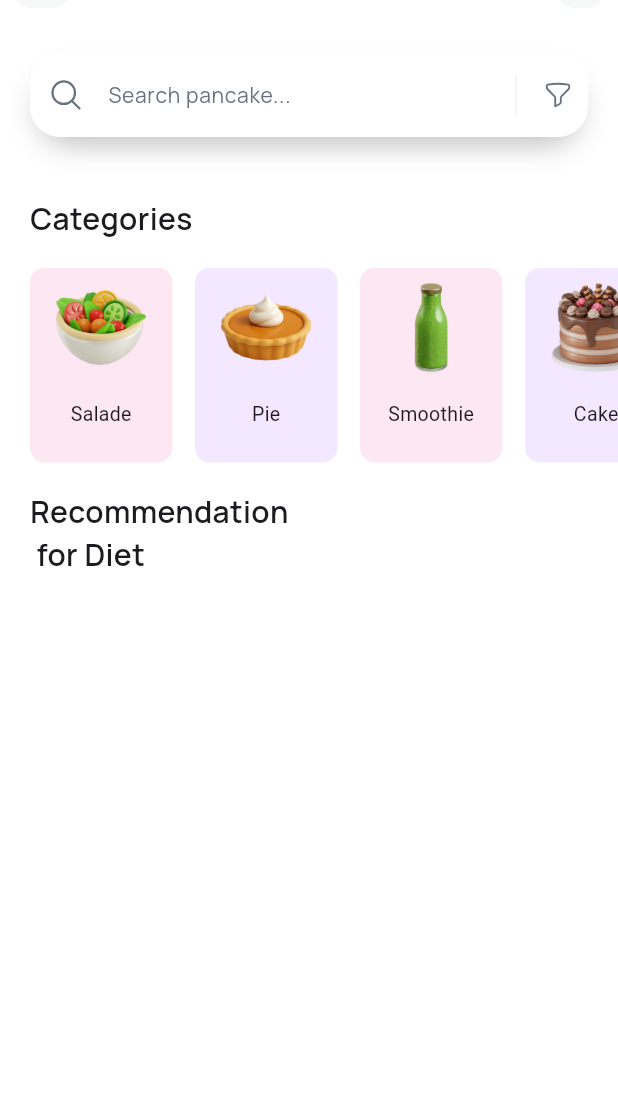
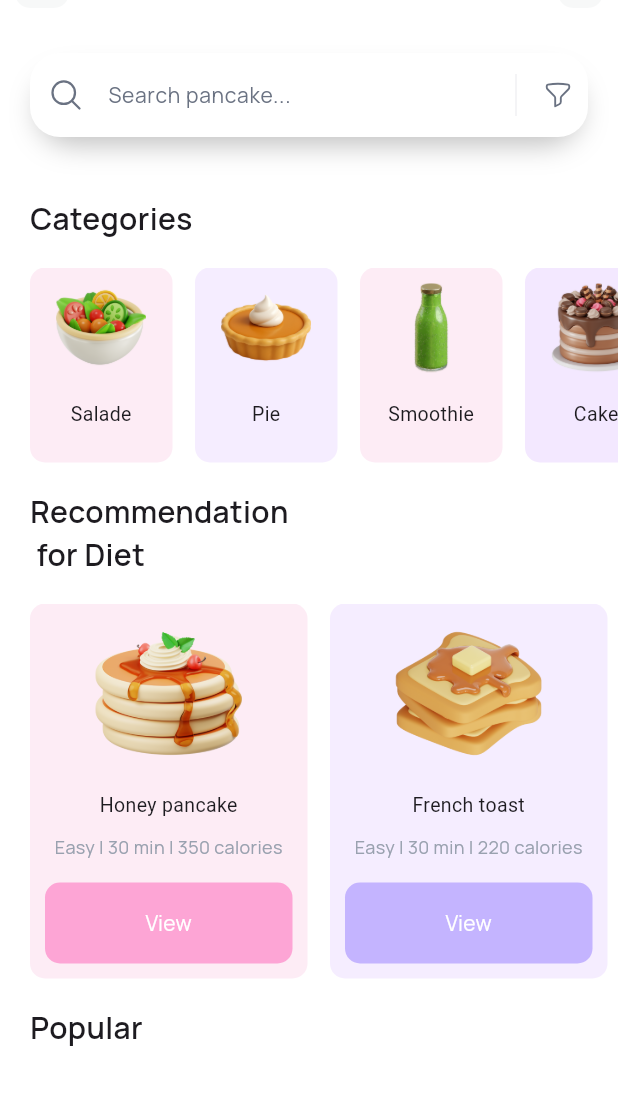
Before and after one commit to 1ynies/breakfast_screen, a Flutter app: the screen it shows after launch, on a phone screen of 412 x 824 dp, the part 61-1166 px from its top. Run offline on Flutter 3.47's test engine with Material 3 defaults, Android fonts, the phone set to English and light mode, and no system bars; our stand-ins replace flutter_svg, google_fonts.

Commit message:
diet reco done

```diff
--- a/lib/Widgets/recommendation_diet_widget.dart
+++ b/lib/Widgets/recommendation_diet_widget.dart
@@ -1,10 +1,10 @@
-import 'package:breakfast_app/models/category_model.dart';
 import 'package:breakfast_app/models/recommendation_model.dart';
 import 'package:flutter/material.dart';
+import 'package:google_fonts/google_fonts.dart';
 
 // --- Custom Widget for Each Item ---
 class RecommendationDietCard extends StatelessWidget {
-  final RecommendationModel recommendation  ;
+  final RecommendationModel recommendation;
 
   const RecommendationDietCard({super.key, required this.recommendation});
 
@@ -22,31 +22,68 @@ class RecommendationDietCard extends StatelessWidget {
         ),
 
         margin: const EdgeInsets.symmetric(horizontal: 7.5),
+        child: Column(
+          crossAxisAlignment: CrossAxisAlignment.stretch,
+          children: <Widget>[
+            Image.asset(recommendation.iconPath, width: 100, height: 100),
+            const SizedBox(height: 10),
+            Padding(
+              padding: const EdgeInsets.all(5.0),
+              child: Text(
+                recommendation.name,
+                textAlign: TextAlign.center,
+
+                style: const TextStyle(fontSize: 13),
+                maxLines: 1,
+              ),
+            ),
+
+            Padding(
+              padding: const EdgeInsets.all(5.0),
+              child: Text(
+                recommendation.info,
+                textAlign: TextAlign.center,
+                style: GoogleFonts.manrope(
+                  color: Color(0xFF99A1AF),
+                  fontSize: 12,
+                ),
+
+                maxLines: 1,
+              ),
+            ),
+            const SizedBox(height: 10),
+            Expanded(
               child: InkWell(
                 onTap: () {
                   // -- to be implemented later ---
                 },
-          child: Column(
-            crossAxisAlignment: CrossAxisAlignment.stretch,
-            children: <Widget>[
-              Image.asset(recommendation.iconPath, width: 80, height: 80),
-              const SizedBox(height: 10),
-              Padding(
-                padding: const EdgeInsets.all(8.0),
+                child: SizedBox(
+                  width: 100, // <-- Set your desired width here
+                  height: 10,
+                  child: Container(
+                    padding: EdgeInsets.symmetric(horizontal: 10.0),
+
+                    height: 10,
+                    alignment: Alignment.center,
+                    decoration: BoxDecoration(
+                      borderRadius: BorderRadius.circular(10),
+                      color: recommendation.buttonColor ?? Colors.white,
+                    ),
+
                     child: Text(
-                  recommendation.name,
                       textAlign: TextAlign.center,
-                  style: const TextStyle(
-
-                    fontSize: 13,
+                      'View',
+                      style: GoogleFonts.manrope(
+                        textStyle: TextStyle(color: Colors.white),
                       ),
-                  maxLines: 1,
+                    ),
+                  ),
+                ),
               ),
             ),
           ],
         ),
       ),
-      ),
     );
   }
 }
--- a/lib/home.dart
+++ b/lib/home.dart
@@ -14,10 +14,8 @@ class Homepage extends StatefulWidget {
 }
 
 class _HomepageState extends State<Homepage> {
-  // 1. State variable to hold the list of categories
   List<CategoryModel> categories = [];
 
-  // Function to fetch the data
   void _getCategories() {
     categories = CategoryModel.getCategories();
   }
@@ -29,8 +27,8 @@ class _HomepageState extends State<Homepage> {
 
   @override
   void initState() {
-    // 2. Initialize the data when the widget is created
     _getCategories();
+    _getRecommendations();
     super.initState();
   }
 
@@ -76,6 +74,21 @@ class _HomepageState extends State<Homepage> {
               ),
               const SizedBox(height: 18),
               _horizontalRecommendationDietList(),
+              const SizedBox(height: 18),
+              Padding(
+                padding: const EdgeInsets.only(left: 20),
+                child: Text(
+                  'Popular ',
+                  style: GoogleFonts.manrope(
+                    textStyle: const TextStyle(
+                      fontSize: 20,
+                      fontWeight: FontWeight.w600,
+                    ),
+                  ),
+                ),
+              ),
+              const SizedBox(height: 18),
+
             ],
           ),
         ],
@@ -103,12 +116,11 @@ class _HomepageState extends State<Homepage> {
   // -- Horizontal Recommendation Diet List --
   Widget _horizontalRecommendationDietList() {
     return SizedBox(
-      height: 200, // REQUIRED: Horizontal ListView must have a defined height
+      height: 250, // REQUIRED: Horizontal ListView must have a defined height
       child: ListView.builder(
         scrollDirection: Axis.horizontal, // This makes it scroll horizontally
         itemCount: recommendations.length,
         itemBuilder: (context, index) {
-          // Pass the single category object to the CategoryCard
           return RecommendationDietCard(recommendation: recommendations[index]);
         },
         // We only need padding on the outside edge now
--- a/lib/models/category_model.dart
+++ b/lib/models/category_model.dart
@@ -18,21 +18,21 @@ class CategoryModel {
       CategoryModel(
         title: 'Salade',
         iconPath: 'lib/assets/salade.png',
-        boxColor: const Color(0xFFFCE7F3),
+        boxColor: const Color(0xFFFCE7F3).withOpacity(0.8),
       ),
     );
     categories.add(
       CategoryModel(
         title: 'Pie',
         iconPath: 'lib/assets/pie.png',
-        boxColor: const Color(0xFFF3E8FF),
+        boxColor: const Color(0xFFF3E8FF).withOpacity(0.8),
       ),
     );
     categories.add(
       CategoryModel(
         title: 'Smoothies',
         iconPath: 'lib/assets/smoothy.png',
-        boxColor: const Color(0xFFFCE7F3),
+        boxColor: const Color(0xFFFCE7F3).withOpacity(0.8),
       ),
     );
     categories.add(
--- a/lib/models/recommendation_model.dart
+++ b/lib/models/recommendation_model.dart
@@ -5,25 +5,28 @@ class RecommendationModel {
   String iconPath;
   String info;
   Color boxColor;
-
-
+  Color buttonColor;
 
   RecommendationModel({
     required this.name,
     required this.iconPath,
     required this.info,
     required this.boxColor,
+    required this.buttonColor,
   });
 
   static List<RecommendationModel> getRecommendations() {
     List<RecommendationModel> recommendations = [];
+    Color Pink = Color(0xFFFDA5D5);
+    Color Purple = Color(0xFFC4B4FF);
 
     recommendations.add(
       RecommendationModel(
         name: 'Honey pancake',
         iconPath: 'lib/assets/honey_pancake.png',
-        info:'Easy | 30 min | 350 calories',
-        boxColor:  const Color(0xFFFCE7F3),
+        info: 'Easy | 30 min | 350 calories',
+        buttonColor: Color(0xFFFDA5D5),
+        boxColor: const Color(0xFFFCE7F3).withOpacity(0.8),
       ),
     );
 
@@ -31,16 +34,11 @@ class RecommendationModel {
       RecommendationModel(
         name: 'French toast ',
         iconPath: 'lib/assets/french_toast.png',
-        info:'Easy | 30 min | 220 calories',
-        boxColor: const Color(0xFFF3E8FF),
+        info: 'Easy | 30 min | 220 calories',
+        buttonColor: Color(0xFFC4B4FF),
+        boxColor: const Color(0xFFF3E8FF).withOpacity(0.8),
       ),
     );
-
-
-
-
-
-
 
     return recommendations;
   }
--- a/pubspec.yaml
+++ b/pubspec.yaml
@@ -70,6 +70,7 @@ flutter:
     - lib/assets/pie.png
     - lib/assets/salade.png
     - lib/assets/smoothy.png
+    - lib/assets/french_toast.png
 
   # An image asset can refer to one or more resolution-specific "variants", see
   # https://flutter.dev/to/resolution-aware-images
```
Lines whose indentation alone changed are shown as unchanged.
